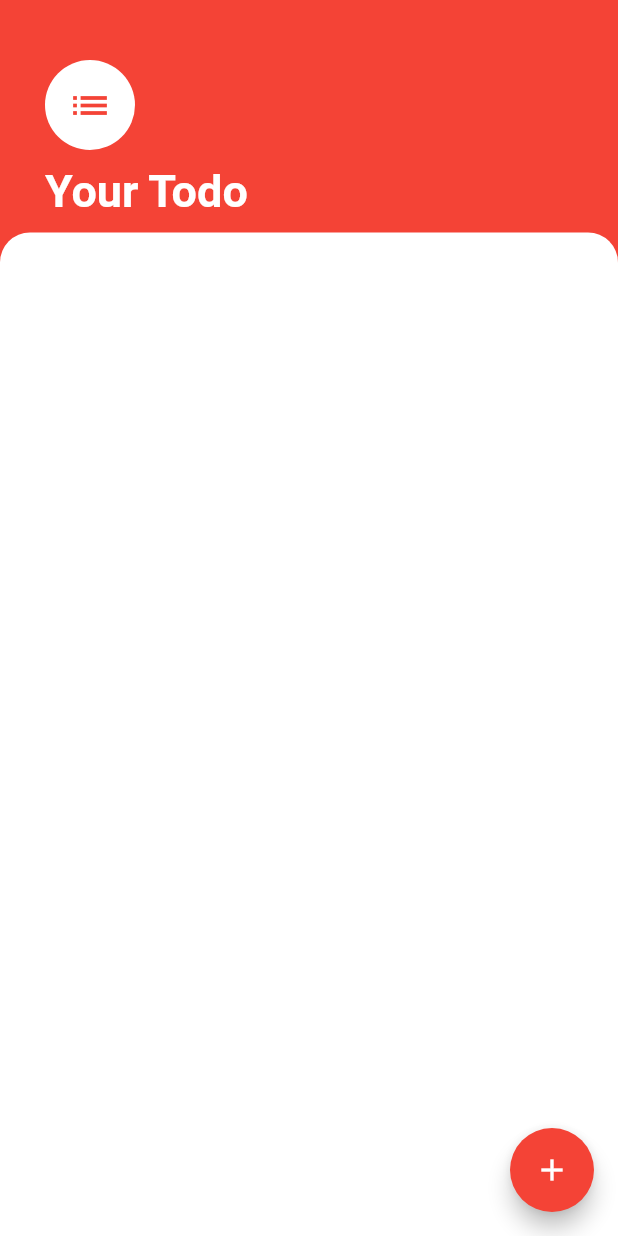
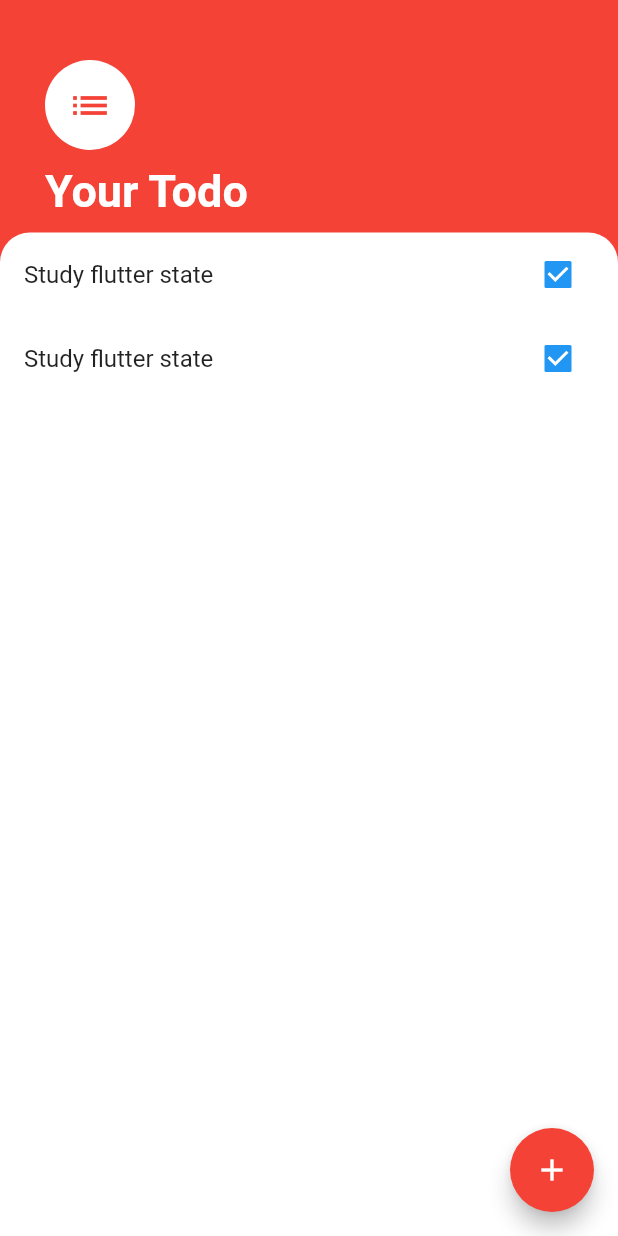
Before and after one commit to Anand4756/TodoApp-flutter-, a Flutter app: the screen it shows after launch, on a phone screen of 412 x 824 dp. Run offline on Flutter 3.47's test engine with Material 2 defaults, Android fonts, the phone set to English and light mode, and no system bars.

Commit message:
List-view widget added

```diff
--- a/lib/Screens/tasks_screen.dart
+++ b/lib/Screens/tasks_screen.dart
@@ -53,7 +53,24 @@ class TasksScreen extends StatelessWidget {
                         topLeft: Radius.circular(20),
                         topRight: Radius.circular(20),
                       )),
+                  child: ListView(
+                    children: [
+                      ListTile(
+                        title: Text('Study flutter state'),
+                        trailing: Checkbox(
+                          onChanged: (bool? value) {},
+                          value: true,
                         ),
+                      ),
+                      ListTile(
+                        title: Text('Study flutter state'),
+                        trailing: Checkbox(
+                          onChanged: (bool? value) {},
+                          value: true,
+                        ),
+                      ),
+                    ],
+                  )),
             )
           ],
         ));
```
Lines whose indentation alone changed are shown as unchanged.
